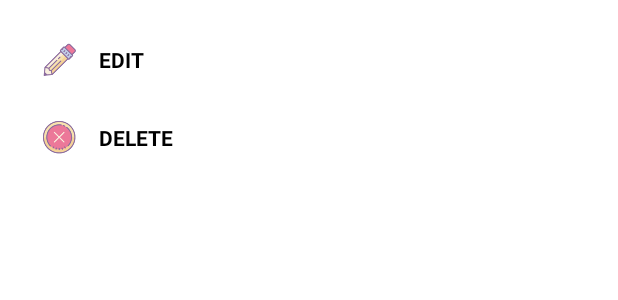
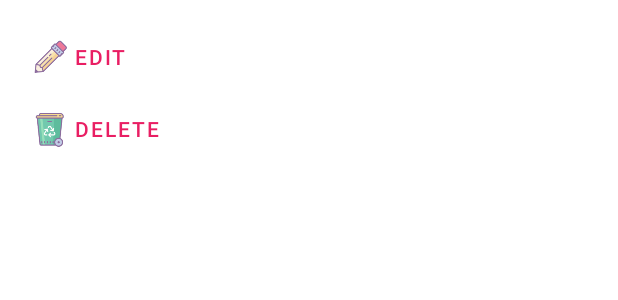
Before and after one commit to yoesuv/android-room-example, an Android app: the layout popup_menu.xml on its own in the app's theme, with its tools: preview values and no code run, on a phone screen of 412 x 824 dp. Shown: the top 300 px of the screen. Run offline under Robolectric (Android 15) with nearby library versions, the phone set to English and light mode, and no system bars.

Commit message:
:art: change to material button

```diff
--- a/app/src/main/java/com/yoesuv/androidroom/utils/DialogMenu.kt
+++ b/app/src/main/java/com/yoesuv/androidroom/utils/DialogMenu.kt
@@ -8,11 +8,11 @@ import com.yoesuv.androidroom.databinding.PopupMenuBinding
 fun dialogMenu(context: Context, onEdit:() -> Unit, onDelete:() -> Unit) {
     var dialogMenu: AlertDialog? = null
     val binding = PopupMenuBinding.inflate(LayoutInflater.from(context))
-    binding.tvEditTask.setOnClickListener {
+    binding.btnEditTask.setOnClickListener {
         dialogMenu?.dismiss()
         onEdit()
     }
-    binding.tvDeleteTask.setOnClickListener {
+    binding.btnDeleteTask.setOnClickListener {
         dialogMenu?.dismiss()
         onDelete()
     }
--- a/app/src/main/res/layout/popup_menu.xml
+++ b/app/src/main/res/layout/popup_menu.xml
@@ -1,5 +1,6 @@
 <?xml version="1.0" encoding="utf-8"?>
-<layout xmlns:android="http://schemas.android.com/apk/res/android">
+<layout xmlns:android="http://schemas.android.com/apk/res/android"
+    xmlns:app="http://schemas.android.com/apk/res-auto">
 
     <LinearLayout
         android:orientation="vertical"
@@ -7,27 +8,27 @@
         android:layout_height="wrap_content"
         android:padding="@dimen/item_task_margin">
 
-        <com.google.android.material.textview.MaterialTextView
-            android:id="@+id/tvEditTask"
+        <com.google.android.material.button.MaterialButton
+            android:id="@+id/btnEditTask"
+            style="?attr/borderlessButtonStyle"
             android:layout_width="match_parent"
             android:layout_height="wrap_content"
-            android:padding="@dimen/item_task_margin"
             android:gravity="center_vertical"
             android:text="@string/button_task_edit"
-            android:drawablePadding="@dimen/item_task_margin"
-            android:drawableStart="@drawable/ic_edit"
-            android:theme="@style/textPopUp"/>
+            app:icon="@drawable/ic_edit"
+            app:iconTint="@null"
+            app:iconGravity="textStart"/>
 
-        <com.google.android.material.textview.MaterialTextView
-            android:id="@+id/tvDeleteTask"
+        <com.google.android.material.button.MaterialButton
+            android:id="@+id/btnDeleteTask"
+            style="?attr/borderlessButtonStyle"
             android:layout_width="match_parent"
             android:layout_height="wrap_content"
-            android:padding="@dimen/item_task_margin"
             android:gravity="center_vertical"
             android:text="@string/button_task_delete"
-            android:drawablePadding="@dimen/item_task_margin"
-            android:drawableStart="@drawable/ic_delete_sign"
-            android:theme="@style/textPopUp"/>
+            app:icon="@drawable/ic_waste"
+            app:iconTint="@null"
+            app:iconGravity="textStart"/>
 
     </LinearLayout>
 
--- a/app/src/main/res/values/styles.xml
+++ b/app/src/main/res/values/styles.xml
@@ -12,11 +12,4 @@
 
     </style>
 
-    <style name="textPopUp" parent="Widget.MaterialComponents.TextView">
-        <item name="android:textSize">14sp</item>
-        <item name="android:textStyle">bold</item>
-        <item name="android:textColor">@drawable/selector_black_pink</item>
-    </style>
-
-
 </resources>
```
Also changed, not shown: app/src/main/res/layout/popup_delete_all.xml (+10 -4 lines), app/src/main/res/drawable-hdpi/ic_checkmark.png (added), app/src/main/res/drawable-mdpi/ic_checkmark.png (added), app/src/main/res/drawable-xhdpi/ic_checkmark.png (added), app/src/main/res/drawable-xxhdpi/ic_checkmark.png (added), app/src/main/res/drawable-xxxhdpi/ic_checkmark.png (added).
